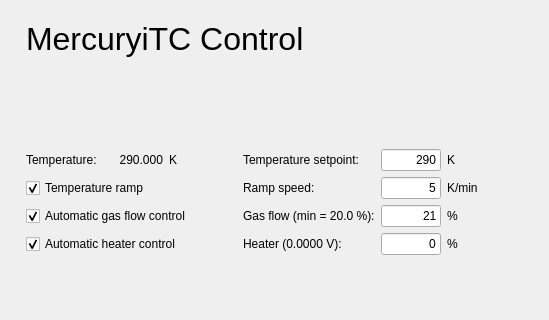
First picture: the form in mercurygui/main.ui, repository osgirl/mercurygui, before the edit; both pictures show x 0 to 549 and y 103 to 423 of the 549 by 639 pixel window.
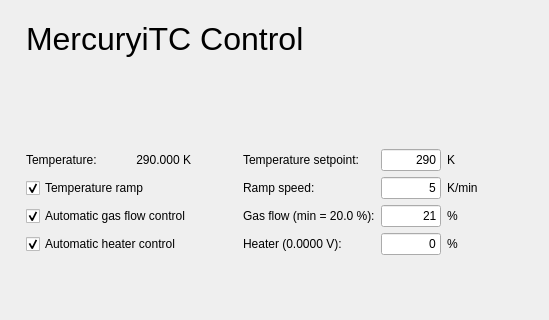
Second picture: the form after the edit. Custom widgets are drawn as their Qt base class.

Patch:
```diff
--- a/mercurygui/main.ui
+++ b/mercurygui/main.ui
@@ -50,29 +50,6 @@
         </property>
        </widget>
       </item>
-      <item row="1" column="2">
-       <widget class="QLabel" name="t1_reading">
-        <property name="minimumSize">
-         <size>
-          <width>60</width>
-          <height>0</height>
-         </size>
-        </property>
-        <property name="text">
-         <string>290.000</string>
-        </property>
-        <property name="alignment">
-         <set>Qt::AlignRight|Qt::AlignTrailing|Qt::AlignVCenter</set>
-        </property>
-       </widget>
-      </item>
-      <item row="1" column="3">
-       <widget class="QLabel" name="t1_unit">
-        <property name="text">
-         <string>K</string>
-        </property>
-       </widget>
-      </item>
       <item row="1" column="5">
        <widget class="QLabel" name="t2_label">
         <property name="text">
@@ -368,6 +345,22 @@
         </property>
        </spacer>
       </item>
+      <item row="1" column="2" colspan="2">
+       <widget class="QLabel" name="t1_reading">
+        <property name="minimumSize">
+         <size>
+          <width>60</width>
+          <height>0</height>
+         </size>
+        </property>
+        <property name="text">
+         <string>290.000 K</string>
+        </property>
+        <property name="alignment">
+         <set>Qt::AlignRight|Qt::AlignTrailing|Qt::AlignVCenter</set>
+        </property>
+       </widget>
+      </item>
      </layout>
     </item>
    </layout>
```
